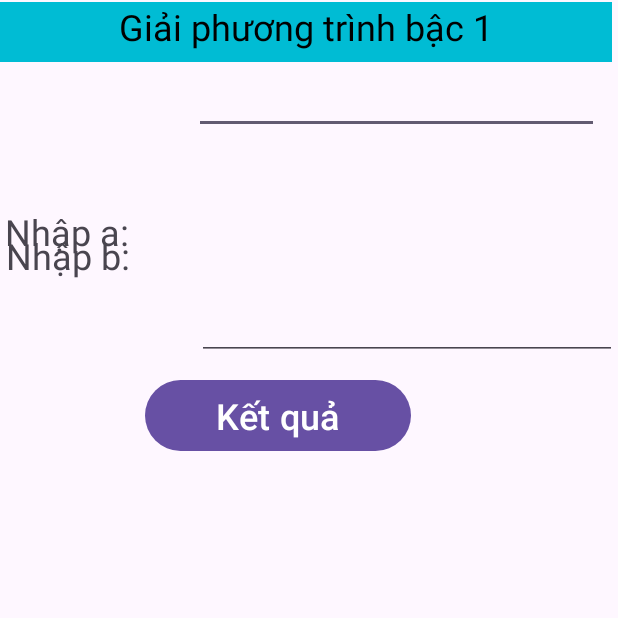
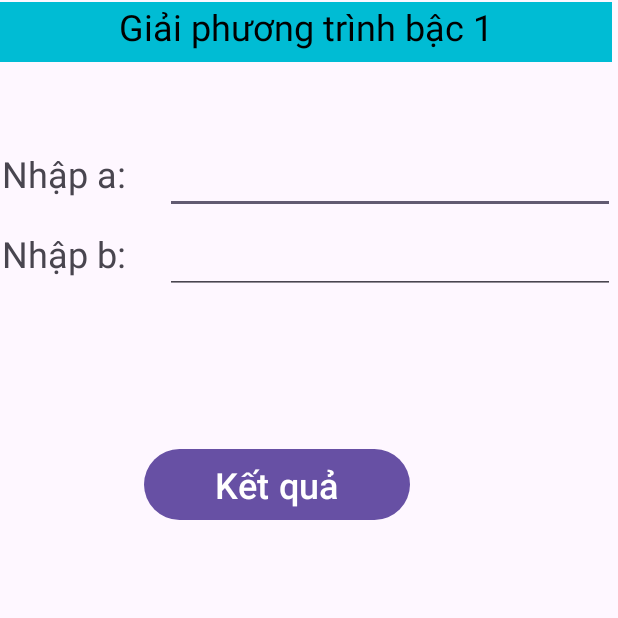
Before and after one commit to tranhieu243/CSE441_PRATICE, an Android app: the screen it shows after launch (MainActivity), on a phone screen of 412 x 824 dp, the top half of it. Run offline under Robolectric (Android 15) with nearby library versions, the phone set to English and light mode, and no system bars.

Commit message:
update Ex07.2

```diff
--- a/Ex07.2/app/src/main/java/com/example/ex072/MainActivity.java
+++ b/Ex07.2/app/src/main/java/com/example/ex072/MainActivity.java
@@ -1,24 +1,68 @@
 package com.example.ex072;
 
+import android.content.Intent;
 import android.os.Bundle;
+import android.util.Log;
+import android.view.View;
+import android.widget.Button;
+import android.widget.EditText;
+import android.widget.Toast;
 
-import androidx.activity.EdgeToEdge;
 import androidx.appcompat.app.AppCompatActivity;
-import androidx.core.graphics.Insets;
-import androidx.core.view.ViewCompat;
-import androidx.core.view.WindowInsetsCompat;
 
 public class MainActivity extends AppCompatActivity {
+    EditText edtA, edtB;
+    Button btnResult;
+    private static final String TAG = "MainActivity";
 
     @Override
     protected void onCreate(Bundle savedInstanceState) {
         super.onCreate(savedInstanceState);
-        EdgeToEdge.enable(this);
         setContentView(R.layout.activity_main);
-        ViewCompat.setOnApplyWindowInsetsListener(findViewById(R.id.main), (v, insets) -> {
-            Insets systemBars = insets.getInsets(WindowInsetsCompat.Type.systemBars());
-            v.setPadding(systemBars.left, systemBars.top, systemBars.right, systemBars.bottom);
-            return insets;
+
+        edtA = findViewById(R.id.edtA);
+        edtB = findViewById(R.id.edtB);
+        btnResult = findViewById(R.id.btnResult);
+
+        btnResult.setOnClickListener(new View.OnClickListener() {
+            @Override
+            public void onClick(View v) {
+                try {
+                    String inputA = edtA.getText().toString().trim();
+                    String inputB = edtB.getText().toString().trim();
+
+                    // Kiểm tra nếu ô nhập trống
+                    if (inputA.isEmpty() || inputB.isEmpty()) {
+                        Toast.makeText(MainActivity.this, "Vui lòng nhập giá trị", Toast.LENGTH_SHORT).show();
+                        return;
+                    }
+
+                    // Chuyển đổi giá trị từ EditText thành số nguyên
+                    int a = Integer.parseInt(inputA);
+                    int b = Integer.parseInt(inputB);
+
+                    // In ra log để kiểm tra giá trị
+                    Log.d(TAG, "Giá trị a: " + a + ", Giá trị b: " + b);
+
+                    // Tạo Intent và Bundle để truyền dữ liệu
+                    Intent myintent = new Intent(MainActivity.this, Result.class);
+                    Bundle bundle1 = new Bundle();
+                    bundle1.putInt("soa", a);
+                    bundle1.putInt("sob", b);
+                    myintent.putExtra("mybackage", bundle1);
+
+                    // Khởi động Activity Result
+                    startActivity(myintent);
+
+                } catch (NumberFormatException e) {
+                    // In ra log lỗi
+                    Log.e(TAG, "Lỗi định dạng số: " + e.getMessage());
+                    Toast.makeText(MainActivity.this, "Vui lòng nhập số hợp lệ", Toast.LENGTH_SHORT).show();
+                } catch (Exception e) {
+                    // Bắt tất cả ngoại lệ khác
+                    Log.e(TAG, "Lỗi không xác định: " + e.getMessage());
+                }
+            }
         });
     }
 }
--- a/Ex07.2/app/src/main/res/layout/activity_main.xml
+++ b/Ex07.2/app/src/main/res/layout/activity_main.xml
@@ -23,70 +23,61 @@
         app:layout_constraintTop_toTopOf="parent"
         app:layout_constraintVertical_bias="0.002" />
 
+    <TableLayout
+        android:layout_width="409dp"
+        android:layout_height="159dp"
+        android:layout_marginStart="1dp"
+        android:layout_marginTop="43dp"
+        android:layout_marginEnd="1dp"
+        android:layout_marginBottom="529dp"
+        android:stretchColumns="*"
+        app:layout_constraintBottom_toBottomOf="parent"
+        app:layout_constraintEnd_toEndOf="parent"
+        app:layout_constraintStart_toStartOf="parent"
+        app:layout_constraintTop_toTopOf="parent">
+
+        <TableRow
+            android:layout_width="match_parent"
+            android:layout_height="match_parent">
+
             <TextView
                 android:id="@+id/txtA"
-        android:layout_width="126dp"
-        android:layout_height="44dp"
-        android:layout_marginStart="3dp"
-        android:layout_marginTop="45dp"
-        android:layout_marginEnd="282dp"
-        android:layout_marginBottom="642dp"
+                android:layout_width="wrap_content"
+                android:layout_height="wrap_content"
                 android:text="Nhập a:"
-        android:textSize="24sp"
-        app:layout_constraintBottom_toBottomOf="parent"
-        app:layout_constraintEnd_toEndOf="parent"
-        app:layout_constraintHorizontal_bias="0.0"
-        app:layout_constraintStart_toStartOf="parent"
-        app:layout_constraintTop_toTopOf="parent"
-        app:layout_constraintVertical_bias="1.0" />
+                android:textSize="24sp" />
 
             <EditText
                 android:id="@+id/edtA"
-        android:layout_width="270dp"
-        android:layout_height="38dp"
-        android:layout_marginStart="129dp"
-        android:layout_marginTop="44dp"
-        android:layout_marginEnd="4dp"
-        android:layout_marginBottom="634dp"
+                android:layout_width="wrap_content"
+                android:layout_height="wrap_content"
                 android:ems="10"
                 android:inputType="text"
-        android:textAlignment="viewStart"
-        android:textSize="24sp"
-        app:layout_constraintBottom_toBottomOf="parent"
-        app:layout_constraintEnd_toEndOf="parent"
-        app:layout_constraintHorizontal_bias="0.0"
-        app:layout_constraintStart_toStartOf="parent"
-        app:layout_constraintTop_toTopOf="parent"
-        app:layout_constraintVertical_bias="0.066" />
+                android:textSize="24sp" />
+
+        </TableRow>
+
+        <TableRow
+            android:layout_width="match_parent"
+            android:layout_height="match_parent">
 
             <TextView
                 android:id="@+id/txtB"
-        android:layout_width="126dp"
-        android:layout_height="44dp"
-        android:layout_marginStart="3dp"
-        android:layout_marginTop="107dp"
-        android:layout_marginEnd="282dp"
-        android:layout_marginBottom="580dp"
-        android:text="Nhập b:"
-        android:textSize="24sp"
-        app:layout_constraintBottom_toBottomOf="parent"
-        app:layout_constraintEnd_toEndOf="parent"
-        app:layout_constraintStart_toStartOf="parent"
-        app:layout_constraintTop_toTopOf="parent" />
+                android:layout_width="wrap_content"
+                android:layout_height="wrap_content"
+                android:text="Nhập b: "
+                android:textSize="24sp" />
 
             <EditText
                 android:id="@+id/edtB"
                 android:layout_width="wrap_content"
                 android:layout_height="wrap_content"
-        android:layout_marginStart="132dp"
-        android:layout_marginEnd="1dp"
-        android:layout_marginBottom="584dp"
                 android:ems="10"
                 android:inputType="text"
-        android:textSize="24sp"
-        app:layout_constraintBottom_toBottomOf="parent"
-        app:layout_constraintEnd_toEndOf="parent"
-        app:layout_constraintStart_toStartOf="parent" />
+                android:textSize="24sp" />
+        </TableRow>
+
+    </TableLayout>
 
     <Button
         android:id="@+id/btnResult"
@@ -100,6 +91,9 @@
         android:textSize="24sp"
         app:layout_constraintBottom_toBottomOf="parent"
         app:layout_constraintEnd_toEndOf="parent"
+        app:layout_constraintHorizontal_bias="0.0"
         app:layout_constraintStart_toStartOf="parent"
-        app:layout_constraintTop_toTopOf="parent" />
+        app:layout_constraintTop_toTopOf="parent"
+        app:layout_constraintVertical_bias="1.0" />
+
 </androidx.constraintlayout.widget.ConstraintLayout>
```
Also changed, not shown: Ex07.2/app/src/main/java/com/example/ex072/Result.java (+65 -1 lines), Ex07.2/app/src/main/res/layout/result.xml (+15 -18 lines). Lines whose indentation alone changed are shown as unchanged.
